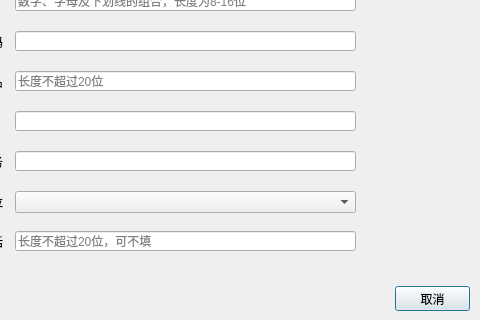
The window that newuserdialog.ui (sl5976886/sectool) describes before a commit, drawn with Qt 5; both pictures show x 85 to 565 and y 84 to 404 of the 565 by 404 pixel window.
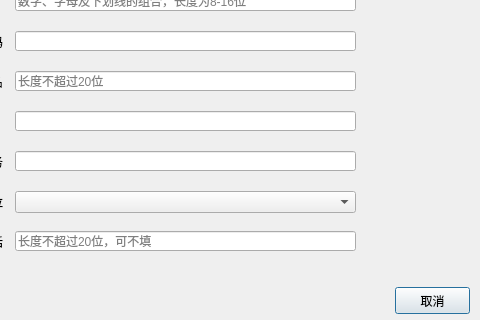
The same window after the commit. Icons and pictures are not drawn.

The edit to the form file:
```diff
--- a/newuserdialog.ui
+++ b/newuserdialog.ui
@@ -323,9 +323,9 @@
    <property name="geometry">
     <rect>
      <x>480</x>
-     <y>370</y>
+     <y>371</y>
      <width>75</width>
-     <height>25</height>
+     <height>27</height>
     </rect>
    </property>
    <property name="styleSheet">
@@ -341,7 +341,7 @@
      <x>400</x>
      <y>370</y>
      <width>75</width>
-     <height>25</height>
+     <height>30</height>
     </rect>
    </property>
    <property name="text">
```
Left out of the diff: 2 changed lines with no effect on the pictures.
